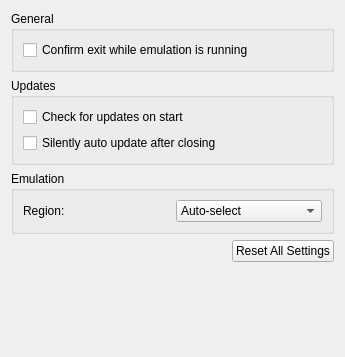
The window that src/citra_qt/configuration/configure_general.ui (PabloMK7/citra) describes before a commit, drawn with Qt 5.
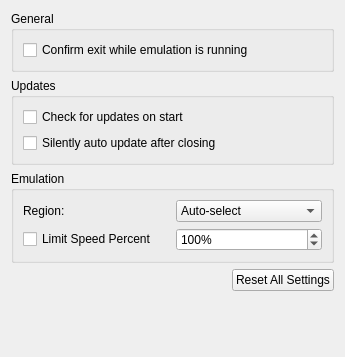
The same window after the commit.

Commit message:
citra_qt/configure: move speed limiter to general (#4864)
The speed limiter being a frame limiter is an implmentation detail and can be changed in the future. What user care about is that it limit the emulation speed in genenral (not just graphics but also audio+input)

```diff
--- a/src/citra_qt/configuration/configure_general.ui
+++ b/src/citra_qt/configuration/configure_general.ui
@@ -112,6 +112,29 @@
           </item>
          </widget>
         </item>
+        <item row="1" column="0">
+         <widget class="QCheckBox" name="toggle_frame_limit">
+          <property name="text">
+           <string>Limit Speed Percent</string>
+          </property>
+         </widget>
+        </item>
+        <item row="1" column="1">
+         <widget class="QSpinBox" name="frame_limit">
+          <property name="suffix">
+           <string>%</string>
+          </property>
+          <property name="minimum">
+           <number>1</number>
+          </property>
+          <property name="maximum">
+           <number>9999</number>
+          </property>
+          <property name="value">
+           <number>100</number>
+          </property>
+         </widget>
+        </item>
        </layout>
       </widget>
      </item>
```
The commit also changes 3 other files.
